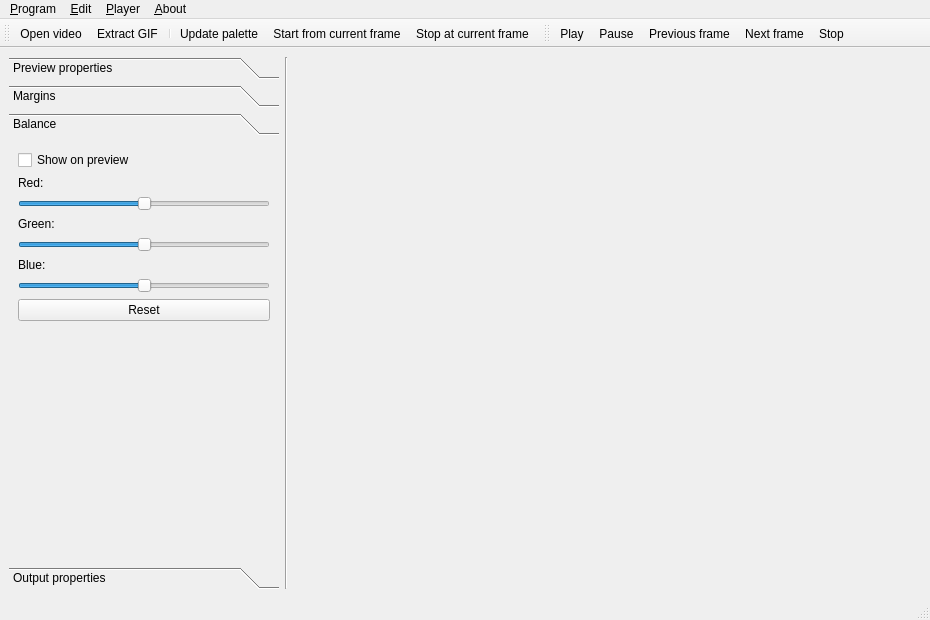
Above: ui/mainwindow.ui from Apkawa/QGifer before the change. Below: the same form after it.
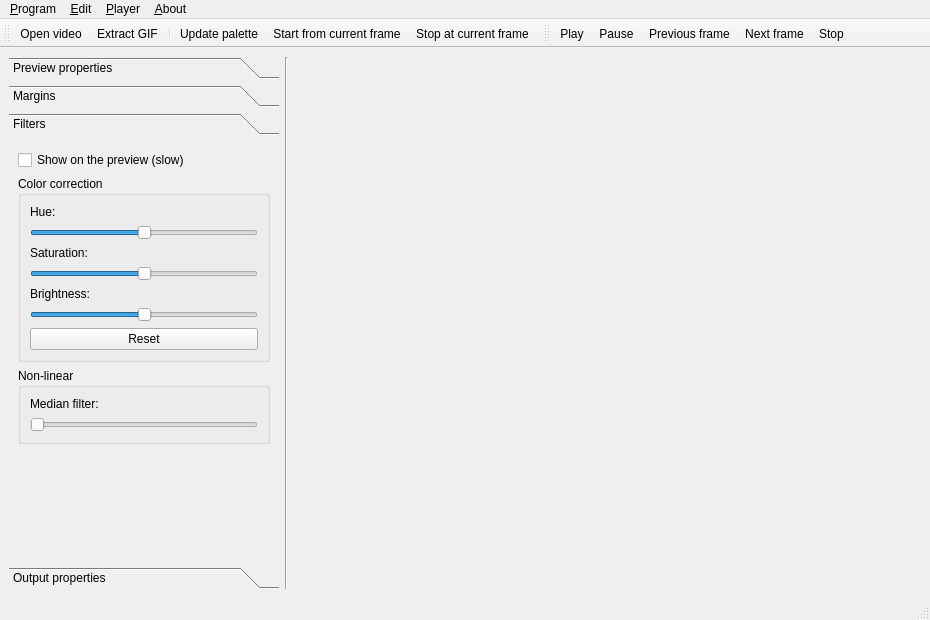
That is the form after the change. The open tabs and pages were chosen to show the change. Icons and pictures are not drawn. Custom widgets are drawn as their Qt base class.

```diff
--- a/ui/mainwindow.ui
+++ b/ui/mainwindow.ui
@@ -298,75 +298,15 @@
         <rect>
          <x>0</x>
          <y>0</y>
-         <width>137</width>
-         <height>195</height>
+         <width>260</width>
+         <height>419</height>
         </rect>
        </property>
        <attribute name="label">
-        <string>Balance</string>
+        <string>Filters</string>
        </attribute>
        <layout class="QGridLayout" name="gridLayout_2">
-        <item row="1" column="0">
-         <widget class="QLabel" name="redLabel">
-          <property name="text">
-           <string>Red:</string>
-          </property>
-         </widget>
-        </item>
-        <item row="2" column="0">
-         <widget class="QSlider" name="redSlider">
-          <property name="minimum">
-           <number>-255</number>
-          </property>
-          <property name="maximum">
-           <number>255</number>
-          </property>
-          <property name="orientation">
-           <enum>Qt::Horizontal</enum>
-          </property>
-         </widget>
-        </item>
-        <item row="4" column="0">
-         <widget class="QSlider" name="greenSlider">
-          <property name="minimum">
-           <number>-255</number>
-          </property>
-          <property name="maximum">
-           <number>255</number>
-          </property>
-          <property name="orientation">
-           <enum>Qt::Horizontal</enum>
-          </property>
-         </widget>
-        </item>
         <item row="3" column="0">
-         <widget class="QLabel" name="greenLabel">
-          <property name="text">
-           <string>Green:</string>
-          </property>
-         </widget>
-        </item>
-        <item row="6" column="0">
-         <widget class="QSlider" name="blueSlider">
-          <property name="minimum">
-           <number>-255</number>
-          </property>
-          <property name="maximum">
-           <number>255</number>
-          </property>
-          <property name="orientation">
-           <enum>Qt::Horizontal</enum>
-          </property>
-         </widget>
-        </item>
-        <item row="5" column="0">
-         <widget class="QLabel" name="blueLabel">
-          <property name="text">
-           <string>Blue:</string>
-          </property>
-         </widget>
-        </item>
-        <item row="8" column="0">
          <spacer name="verticalSpacer_3">
           <property name="orientation">
            <enum>Qt::Vertical</enum>
@@ -382,15 +322,110 @@
         <item row="0" column="0">
          <widget class="QCheckBox" name="balanceBox">
           <property name="text">
-           <string>Show on preview</string>
+           <string>Show on the preview (slow)</string>
           </property>
          </widget>
         </item>
-        <item row="7" column="0">
-         <widget class="QPushButton" name="resetBalanceButton">
-          <property name="text">
-           <string>Reset</string>
+        <item row="1" column="0">
+         <widget class="QGroupBox" name="groupBox_3">
+          <property name="title">
+           <string>Color correction</string>
           </property>
+          <layout class="QGridLayout" name="gridLayout_9">
+           <item row="0" column="0">
+            <widget class="QLabel" name="hueLabel">
+             <property name="text">
+              <string>Hue:</string>
+             </property>
+            </widget>
+           </item>
+           <item row="3" column="0">
+            <widget class="QSlider" name="satSlider">
+             <property name="minimum">
+              <number>-255</number>
+             </property>
+             <property name="maximum">
+              <number>255</number>
+             </property>
+             <property name="orientation">
+              <enum>Qt::Horizontal</enum>
+             </property>
+            </widget>
+           </item>
+           <item row="2" column="0">
+            <widget class="QLabel" name="satLabel">
+             <property name="text">
+              <string>Saturation:</string>
+             </property>
+            </widget>
+           </item>
+           <item row="5" column="0">
+            <widget class="QSlider" name="valSlider">
+             <property name="minimum">
+              <number>-255</number>
+             </property>
+             <property name="maximum">
+              <number>255</number>
+             </property>
+             <property name="orientation">
+              <enum>Qt::Horizontal</enum>
+             </property>
+            </widget>
+           </item>
+           <item row="6" column="0">
+            <widget class="QPushButton" name="resetBalanceButton">
+             <property name="text">
+              <string>Reset</string>
+             </property>
+            </widget>
+           </item>
+           <item row="4" column="0">
+            <widget class="QLabel" name="valLabel">
+             <property name="text">
+              <string>Brightness:</string>
+             </property>
+            </widget>
+           </item>
+           <item row="1" column="0">
+            <widget class="QSlider" name="hueSlider">
+             <property name="minimum">
+              <number>-255</number>
+             </property>
+             <property name="maximum">
+              <number>255</number>
+             </property>
+             <property name="orientation">
+              <enum>Qt::Horizontal</enum>
+             </property>
+            </widget>
+           </item>
+          </layout>
+         </widget>
+        </item>
+        <item row="2" column="0">
+         <widget class="QGroupBox" name="groupBox_4">
+          <property name="title">
+           <string>Non-linear</string>
+          </property>
+          <layout class="QGridLayout" name="gridLayout_10">
+           <item row="0" column="0">
+            <widget class="QLabel" name="medianLabel">
+             <property name="text">
+              <string>Median filter:</string>
+             </property>
+            </widget>
+           </item>
+           <item row="1" column="0">
+            <widget class="QSlider" name="medianSlider">
+             <property name="pageStep">
+              <number>3</number>
+             </property>
+             <property name="orientation">
+              <enum>Qt::Horizontal</enum>
+             </property>
+            </widget>
+           </item>
+          </layout>
          </widget>
         </item>
        </layout>
```
Left out of the diff: 48 changed lines with no effect on the pictures.
